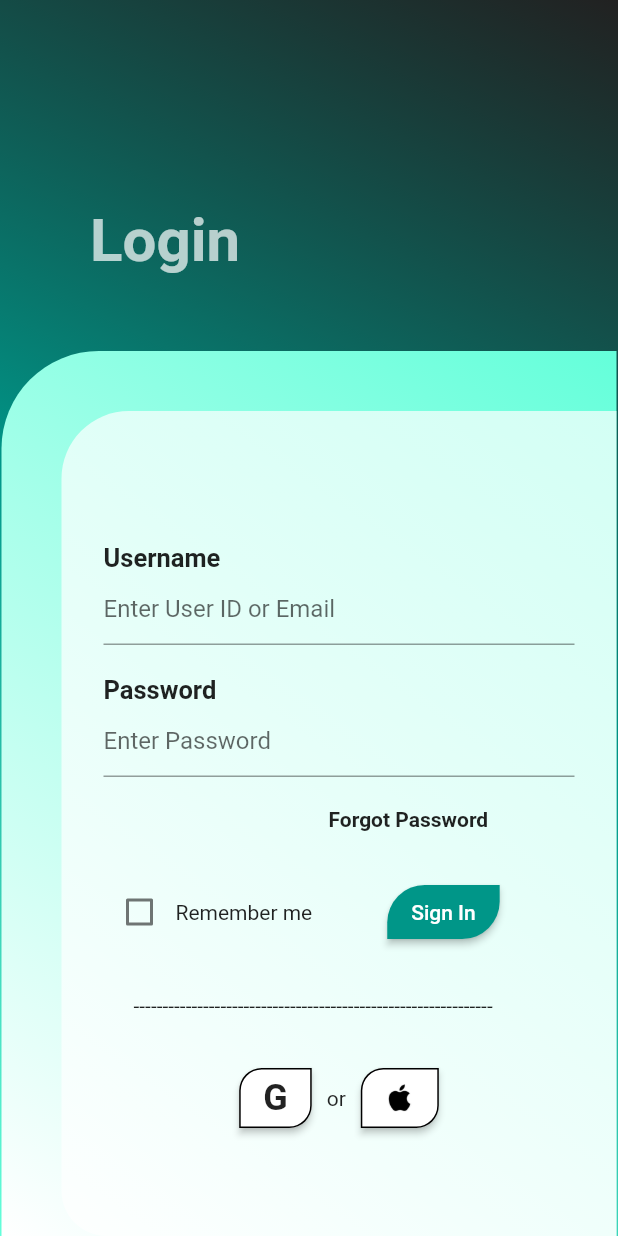
After one commit to SamarthPanchal14/Flutter_Practice, a Flutter app: the loginscreen2 screen opened by its route, on a phone screen of 412 x 824 dp. The commit adds this screen. Run offline on Flutter 3.47's test engine with Material 2 defaults, Android fonts, the phone set to English and light mode, and no system bars; our stand-ins replace image_picker.

Commit message:
Design Login Screen commit

```diff
--- a/lib/Navigator/login.dart
+++ b/lib/Navigator/login.dart
@@ -358,6 +358,12 @@ class _loginState extends State<login> {
               ),
               ElevatedButton(
                 onPressed: () {
+                  Navigator.pushNamed(context, '/loginscreen2');
+                },
+                child: Text('go to login2'),
+              ),
+              ElevatedButton(
+                onPressed: () {
                   Navigator.pushNamed(context, '/screen1');
                 },
                 child: Text('go to screen1'),
--- /dev/null
+++ b/lib/Navigator/loginscreen2.dart
@@ -0,0 +1,232 @@
+import 'package:flutter/material.dart';
+
+class loginscreen2 extends StatefulWidget {
+  const loginscreen2({Key? key}) : super(key: key);
+
+  @override
+  State<loginscreen2> createState() => _loginscreen2State();
+}
+
+class _loginscreen2State extends State<loginscreen2> {
+  bool isCheckBox = false;
+
+  @override
+  Widget build(BuildContext context) {
+    return Scaffold(
+      body: Container(
+        decoration: BoxDecoration(
+            gradient: LinearGradient(
+                begin: Alignment.topRight,
+                end: Alignment.bottomLeft,
+                colors: [
+                  Colors.black87,
+                  Colors.teal,
+                  Colors.tealAccent
+                ]
+            )
+        ),
+        child: Column(
+          mainAxisAlignment: MainAxisAlignment.end,
+          //crossAxisAlignment: CrossAxisAlignment.end,
+          children: [
+            Row(
+              children: [
+                SizedBox(width: 60,),
+                Text('Login',
+                    style: TextStyle(
+                        color: Colors.white70,
+                        fontWeight: FontWeight.bold,
+                        fontSize: 40.0
+                    )),
+              ],
+            ),
+            SizedBox(height: 50,),
+            Container(
+              //color: Colors.yellow,
+              height: 590,
+              width: 410,
+              decoration: BoxDecoration(
+                  gradient: LinearGradient(
+                      begin: Alignment.topRight,
+                      end: Alignment.bottomLeft,
+                      colors: [
+                        Colors.tealAccent,
+                        Colors.white,
+                      ]
+                  ),
+                  borderRadius: BorderRadius.only(
+                    topLeft: Radius.circular(65),
+                    //bottomLeft: Radius.circular(30)
+                  )
+              ),
+              child: Column(
+                mainAxisAlignment: MainAxisAlignment.end,
+                children: [
+                  Row(
+                    mainAxisAlignment: MainAxisAlignment.end,
+                    children: [
+                      Container(
+                        decoration: BoxDecoration(
+                            gradient: LinearGradient(
+                                begin: Alignment.topRight,
+                                end: Alignment.bottomLeft,
+                                colors: [
+                                  Colors.white70,
+                                  Colors.white70
+                                ]
+                            ),
+                            color: Colors.tealAccent[100],
+                            borderRadius: BorderRadius.only(
+                                topLeft: Radius.circular(45),
+                                bottomLeft: Radius.circular(30)
+                            )
+                        ),
+                        //color: Colors.yellow,
+                        height: 550,
+                        width: 370,
+                        child: Padding(
+                          padding: const EdgeInsets.all(28.0),
+                          child: Column(
+                            children: [
+                              SizedBox(height: 60,),
+                              Row(
+                                children: [
+                                  Text(
+                                    'Username',
+                                    style: TextStyle(
+                                      fontSize: 17,
+                                      fontWeight: FontWeight.bold,
+                                    ),
+                                  ),
+                                ],
+                              ),
+                              TextFormField(
+                                decoration: InputDecoration(
+                                  hintText: 'Enter User ID or Email',
+                                ),
+                              ),
+                              SizedBox(
+                                height: 20,
+                              ),
+                              Row(
+                                children: [
+                                  Text(
+                                    'Password',
+                                    style: TextStyle(
+                                      fontSize: 17,
+                                      fontWeight: FontWeight.bold,
+                                    ),
+                                  ),
+                                ],
+                              ),
+                              TextFormField(
+                                decoration: InputDecoration(
+                                  hintText: 'Enter Password',
+                                ),
+                              ),
+                              SizedBox(height: 20),
+                              Row(
+                                children: [
+                                  SizedBox(
+                                    width: 150,
+                                  ),
+                                  Text('Forgot Password',style: TextStyle(fontWeight: FontWeight.bold),)
+                                ],
+                              ),
+                              SizedBox(height: 30,),
+                              Row(
+                                children: [
+                                  Checkbox(
+                                      value: isCheckBox,
+                                      onChanged: (value) {
+                                        isCheckBox = value!;
+                                        setState(() {});
+                                      }),
+                                  Text('Remember me'),
+                                  SizedBox(
+                                    width: 50,
+                                  ),
+                                  ElevatedButton(
+                                      onPressed: () {},
+                                      style: ElevatedButton.styleFrom(
+                                          backgroundColor: Colors.teal,
+                                          shape: RoundedRectangleBorder(
+                                              borderRadius: BorderRadius.only(
+                                                  topLeft: Radius.circular(25),
+                                                  bottomRight: Radius.circular(25)
+                                              )
+                                          )
+                                      ),
+                                      child: Text('Sign In'))
+                                ],
+                              ),
+                              SizedBox(height: 30,),
+                              Row(
+                                children: [
+                                  Padding(
+                                    padding: const EdgeInsets.symmetric(horizontal: 20.0),
+                                    child: Text('--------------------------------------------------------------'),
+                                  )
+                                ],
+                              ),
+                              SizedBox(height: 30,),
+                              Row(
+                                mainAxisAlignment: MainAxisAlignment.center,
+                                children: [
+                                  ElevatedButton(
+                                    onPressed: (){},
+                                    style: ElevatedButton.styleFrom(
+                                        minimumSize: Size(40, 40),
+                                        backgroundColor: Colors.white,
+                                        shape: RoundedRectangleBorder(
+                                            side: BorderSide(color: Colors.black,width: 1),
+                                            borderRadius: BorderRadius.only(
+                                                topLeft: Radius.circular(15),
+                                                bottomRight: Radius.circular(15)
+                                            )
+                                        )
+                                    ),
+                                    child: Text('G',
+                                      style: TextStyle(
+                                        color: Colors.black87, // Text color
+                                        fontSize: 24, // Font size
+                                        fontWeight: FontWeight.bold, // Font weight
+                                      ),
+                                    ),
+                                  ),
+                                  SizedBox(width: 10,),
+                                  Text('or'),
+                                  SizedBox(width: 10,),
+                                  ElevatedButton(
+                                    onPressed: (){},
+                                    style: ElevatedButton.styleFrom(
+                                        minimumSize: Size(40, 40),
+                                        backgroundColor: Colors.white,
+                                        shape: RoundedRectangleBorder(
+                                            side: BorderSide(color: Colors.black,width: 1),
+                                            borderRadius: BorderRadius.only(
+                                                topLeft: Radius.circular(15),
+                                                bottomRight: Radius.circular(15)
+                                            )
+                                        )
+                                    ),
+                                    child: Image.asset('assets/image/appleLogo.png',height: 20,width: 20,),
+                                  ),
+                                ],
+                              )
+
+                            ],
+                          ),
+                        ),
+                      ),
+                    ],
+                  ),
+                ],
+              ),
+            )
+          ],
+        ),
+      ),
+    );
+  }
+}
--- a/lib/main.dart
+++ b/lib/main.dart
@@ -3,7 +3,7 @@ import 'package:flutterpractise1/Navigator/login.dart';
 import 'package:flutterpractise1/Navigator/screen1.dart';
 import 'package:flutterpractise1/Navigator/screen2.dart';
 import 'package:flutterpractise1/Navigator/screen3.dart';
-import 'package:flutterpractise1/row_colomn.dart';
+
 import 'package:flutterpractise1/routes.dart';
 
 void main() {
--- a/lib/routes.dart
+++ b/lib/routes.dart
@@ -1,6 +1,7 @@
 import 'package:flutter/cupertino.dart';
 import 'package:flutter/material.dart';
 import 'package:flutterpractise1/Navigator/login.dart';
+import 'package:flutterpractise1/Navigator/loginscreen2.dart';
 import 'package:flutterpractise1/Navigator/profilepage.dart';
 import 'package:flutterpractise1/Navigator/screen1.dart';
 import 'package:flutterpractise1/Navigator/screen2.dart';
@@ -21,6 +22,9 @@ class myRoutes{
         return MaterialPageRoute(builder: (_) => screen3());
       case '/profilepage':
         return MaterialPageRoute(builder: (_) => profilepage());
+      case '/loginscreen2':
+        return MaterialPageRoute(builder: (_) => loginscreen2());
+
       default:
         return MaterialPageRoute(builder: (_) => Scaffold(
           body: Center(child: Text('No route defined for ${settings.name}')),
--- a/lib/row_colomn.dart
+++ /dev/null
@@ -1,27 +0,0 @@
-import 'package:flutter/material.dart';
-
-class row_colomn extends StatefulWidget {
-  const row_colomn({Key? key}) : super(key: key);
-
-  @override
-  State<row_colomn> createState() => _row_colomnState();
-}
-
-class _row_colomnState extends State<row_colomn> {
-  @override
-  Widget build(BuildContext context) {
-    return Scaffold(
-      appBar: AppBar(
-        title: Text('APP'),
-        leading: IconButton(
-          onPressed: (){},
-          icon: Icon(Icons.menu),
-        ),
-        centerTitle: true,
-        actions: [
-          IconButton(onPressed: (){}, icon: Icon(Icons.person))
-        ],
-        )
-      );
-  }
-}
--- a/pubspec.yaml
+++ b/pubspec.yaml
@@ -54,6 +54,7 @@ flutter:
   # To add assets to your application, add an assets section, like this:
   assets:
     - assets/image/avatar.png
+    - assets/image/appleLogo.png
 
   # An image asset can refer to one or more resolution-specific "variants", see
   # https://flutter.dev/assets-and-images/#resolution-aware
```
Also changed, not shown: assets/image/appleLogo.png (added).
